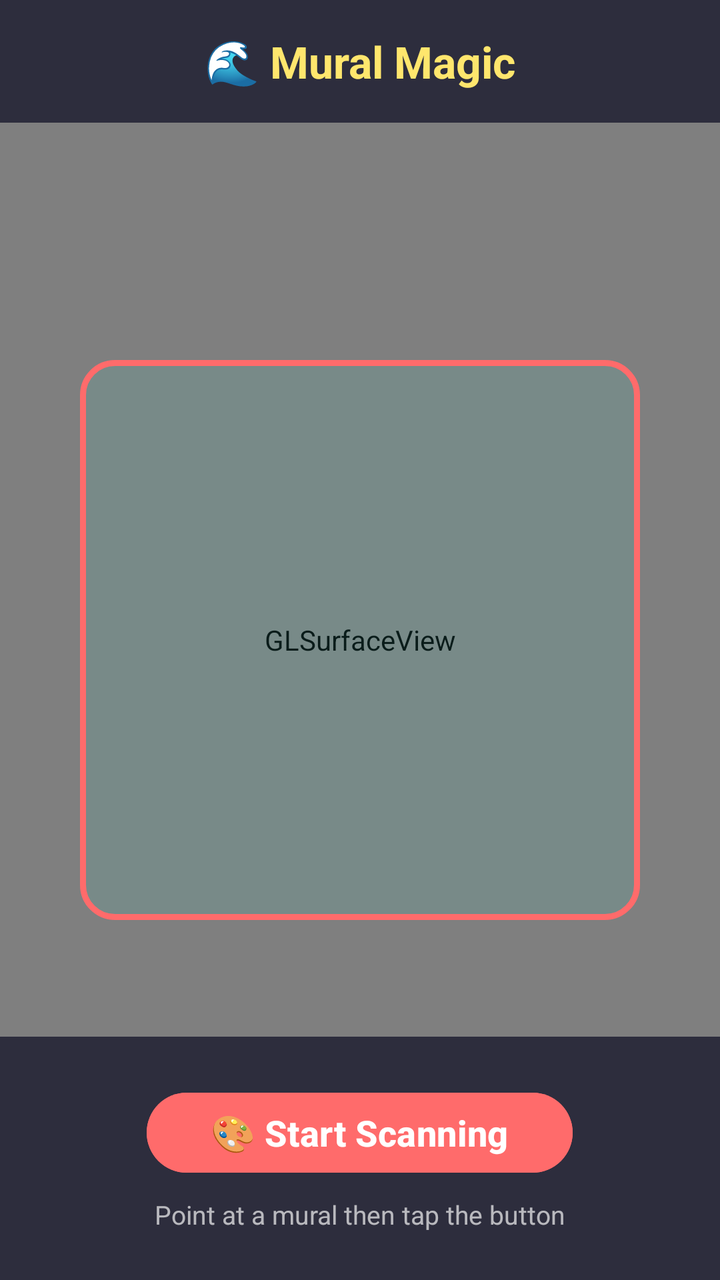
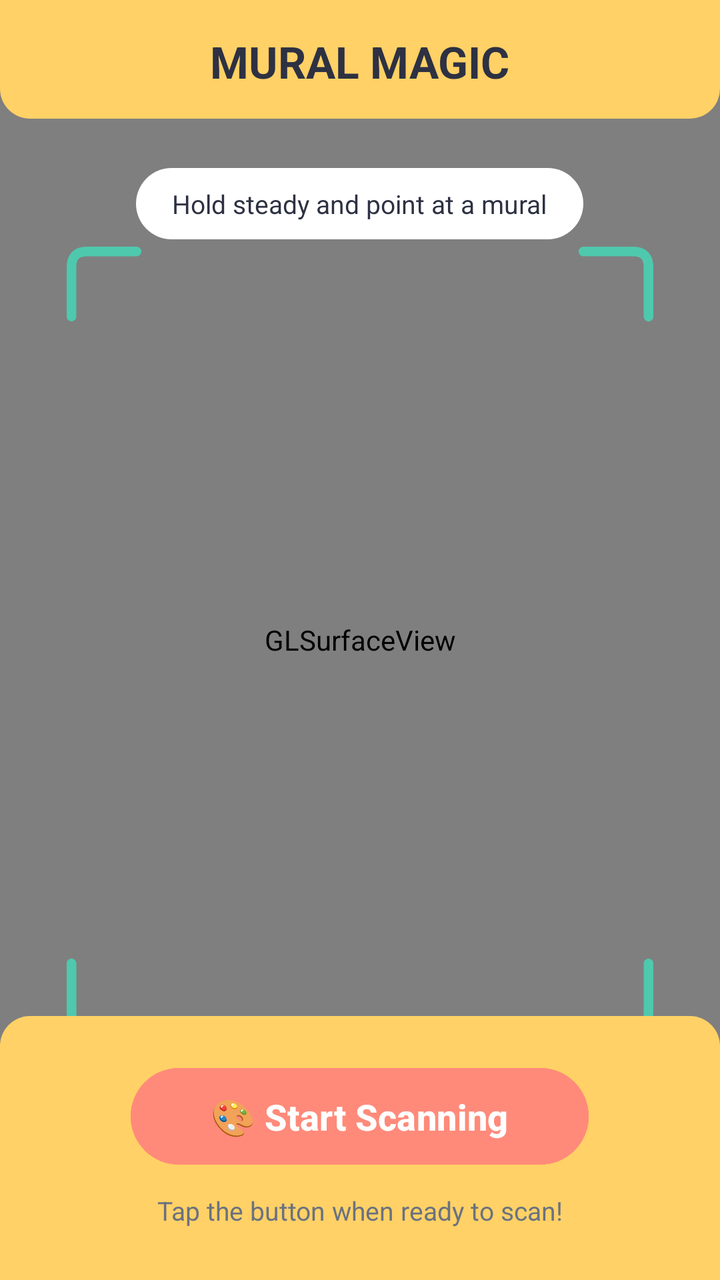

Before-and-after screenshots of an Android layout around one commit, followed by the original layout XML and the change that was made.
<!-- AndroidManifest.xml: application theme Theme.MuralAnimationApp -->
<!-- res/layout/activity_main.xml -->
<?xml version="1.0" encoding="utf-8"?>
<FrameLayout xmlns:android="http://schemas.android.com/apk/res/android"
    android:layout_width="match_parent"
    android:layout_height="match_parent"
    android:background="@color/background">

    <android.opengl.GLSurfaceView
        android:id="@+id/surfaceView"
        android:layout_width="match_parent"
        android:layout_height="match_parent"/>

    
    <LinearLayout
        android:layout_width="match_parent"
        android:layout_height="wrap_content"
        android:layout_gravity="top"
        android:background="#CC1A1A2E"
        android:orientation="vertical"
        android:padding="16dp">

        <TextView
            android:layout_width="wrap_content"
            android:layout_height="wrap_content"
            android:layout_gravity="center"
            android:text="@string/title"
            android:textColor="@color/accent"
            android:textSize="22sp"
            android:textStyle="bold"/>

    </LinearLayout>

    
    <FrameLayout
        android:layout_width="280dp"
        android:layout_height="280dp"
        android:layout_gravity="center">

        <View
            android:id="@+id/scanCorners"
            android:layout_width="match_parent"
            android:layout_height="match_parent"
            android:background="@drawable/scan_border"/>

    </FrameLayout>

    
    <LinearLayout
        android:layout_width="match_parent"
        android:layout_height="wrap_content"
        android:layout_gravity="bottom"
        android:background="#CC1A1A2E"
        android:gravity="center"
        android:orientation="vertical"
        android:padding="24dp">

        <Button
            android:id="@+id/btnScan"
            android:layout_width="wrap_content"
            android:layout_height="wrap_content"
            android:backgroundTint="#FF6B6B"
            android:paddingStart="32dp"
            android:paddingEnd="32dp"
            android:text="@string/start_scan"
            android:textColor="#FFFFFF"
            android:textSize="18sp"
            android:textStyle="bold"/>

        <TextView
            android:layout_width="wrap_content"
            android:layout_height="wrap_content"
            android:layout_marginTop="8dp"
            android:text="@string/scan_instruction4"
            android:textColor="#AAFFFFFF"
            android:textSize="13sp"/>

    </LinearLayout>

</FrameLayout>
<!-- resources referenced by this layout -->
<resources>
  <color name="accent">#FFE66D</color>
  <color name="background">#1A1A2E</color>
  <!-- drawable scan_border (drawable) -->
  <?xml version="1.0" encoding="utf-8"?>
  <shape xmlns:android="http://schemas.android.com/apk/res/android"
      android:shape="rectangle">
      <stroke
          android:width="3dp"
          android:color="#FF6B6B"/>
      <corners android:radius="16dp"/>
      <solid android:color="#224ECDC4"/>
  </shape>
  <string name="scan_instruction4">Point at a mural then tap the button</string>
  <string name="start_scan">🎨 Start Scanning</string>
  <string name="title">🌊 Mural Magic</string>
  <style name="Theme.MuralAnimationApp" parent="Base.Theme.MuralAnimationApp" />
  <style name="Base.Theme.MuralAnimationApp" parent="Theme.Material3.DayNight.NoActionBar">
          
          
      </style>
</resources>

<!-- the commit's change to res/layout/activity_main.xml (unified diff, before → after) -->
@@ -2,44 +2,95 @@
 <FrameLayout xmlns:android="http://schemas.android.com/apk/res/android"
     android:layout_width="match_parent"
     android:layout_height="match_parent"
-    android:background="@color/background">
+    android:background="@color/surface">
 
+    
     <android.opengl.GLSurfaceView
         android:id="@+id/surfaceView"
         android:layout_width="match_parent"
-        android:layout_height="match_parent"/>
+        android:layout_height="match_parent" />
 
     
     <LinearLayout
         android:layout_width="match_parent"
         android:layout_height="wrap_content"
         android:layout_gravity="top"
-        android:background="#CC1A1A2E"
-        android:orientation="vertical"
-        android:padding="16dp">
+        android:background="@drawable/bg_panel_top"
+        android:gravity="center"
+        android:orientation="horizontal"
+        android:paddingTop="16dp"
+        android:paddingBottom="14dp">
 
         <TextView
             android:layout_width="wrap_content"
             android:layout_height="wrap_content"
-            android:layout_gravity="center"
             android:text="@string/title"
-            android:textColor="@color/accent"
+            android:textColor="@color/ink"
             android:textSize="22sp"
-            android:textStyle="bold"/>
+            android:textStyle="bold" />
+
+    </LinearLayout>
+
+    
+    <LinearLayout
+        android:layout_width="wrap_content"
+        android:layout_height="wrap_content"
+        android:layout_gravity="top|center_horizontal"
+        android:layout_marginTop="84dp"
+        android:background="@drawable/bg_tip_pill"
+        android:gravity="center_vertical"
+        android:orientation="horizontal"
+        android:paddingStart="18dp"
+        android:paddingEnd="18dp"
+        android:paddingTop="9dp"
+        android:paddingBottom="9dp">
+
+        <TextView
+            android:layout_width="wrap_content"
+            android:layout_height="wrap_content"
+            android:text="@string/scan_instruction2"
+            android:textColor="@color/ink"
+            android:textSize="13sp"/>
 
     </LinearLayout>
 
     
     <FrameLayout
-        android:layout_width="280dp"
-        android:layout_height="280dp"
+        android:layout_width="300dp"
+        android:layout_height="400dp"
         android:layout_gravity="center">
 
-        <View
-            android:id="@+id/scanCorners"
-            android:layout_width="match_parent"
-            android:layout_height="match_parent"
-            android:background="@drawable/scan_border"/>
+        <ImageView
+            android:layout_width="46dp"
+            android:layout_height="46dp"
+            android:layout_gravity="top|start"
+            android:rotation="0"
+            android:src="@drawable/ic_scan_corner"
+            android:contentDescription="@null" />
+
+        <ImageView
+            android:layout_width="46dp"
+            android:layout_height="46dp"
+            android:layout_gravity="top|end"
+            android:rotation="90"
+            android:src="@drawable/ic_scan_corner"
+            android:contentDescription="@null" />
+
+        <ImageView
+            android:layout_width="46dp"
+            android:layout_height="46dp"
+            android:layout_gravity="bottom|end"
+            android:rotation="180"
+            android:src="@drawable/ic_scan_corner"
+            android:contentDescription="@null" />
+
+        <ImageView
+            android:layout_width="46dp"
+            android:layout_height="46dp"
+            android:layout_gravity="bottom|start"
+            android:rotation="270"
+            android:src="@drawable/ic_scan_corner"
+            android:contentDescription="@null" />
 
     </FrameLayout>
 
@@ -48,30 +99,34 @@
         android:layout_width="match_parent"
         android:layout_height="wrap_content"
         android:layout_gravity="bottom"
-        android:background="#CC1A1A2E"
+        android:background="@drawable/bg_panel_bottom"
         android:gravity="center"
         android:orientation="vertical"
-        android:padding="24dp">
+        android:paddingTop="22dp"
+        android:paddingBottom="26dp">
 
         <Button
             android:id="@+id/btnScan"
             android:layout_width="wrap_content"
             android:layout_height="wrap_content"
-            android:backgroundTint="#FF6B6B"
-            android:paddingStart="32dp"
-            android:paddingEnd="32dp"
+            android:backgroundTint="@color/coral"
+            android:paddingStart="40dp"
+            android:paddingEnd="40dp"
+            android:paddingTop="12dp"
+            android:paddingBottom="12dp"
+            android:stateListAnimator="@null"
             android:text="@string/start_scan"
-            android:textColor="#FFFFFF"
+            android:textColor="@color/surface"
             android:textSize="18sp"
-            android:textStyle="bold"/>
-
+            android:textStyle="bold" />
+        
         <TextView
             android:layout_width="wrap_content"
             android:layout_height="wrap_content"
-            android:layout_marginTop="8dp"
+            android:layout_marginTop="10dp"
             android:text="@string/scan_instruction4"
-            android:textColor="#AAFFFFFF"
-            android:textSize="13sp"/>
+            android:textColor="@color/muted"
+            android:textSize="13sp" />
 
     </LinearLayout>
 
<!-- resource entries referenced after the edit -->
@@ -1,21 +1,57 @@
 <!-- resources referenced by this layout -->
 <resources>
-  <color name="accent">#FFE66D</color>
-  <color name="background">#1A1A2E</color>
-  <!-- drawable scan_border (drawable) -->
+  <color name="coral">#FF8A7A</color>
+  <color name="ink">#2D3142</color>
+  <color name="muted">#6B7280</color>
+  <color name="surface">#FFFFFF</color>
+  <!-- drawable bg_panel_bottom (drawable) -->
   <?xml version="1.0" encoding="utf-8"?>
   <shape xmlns:android="http://schemas.android.com/apk/res/android"
       android:shape="rectangle">
-      <stroke
-          android:width="3dp"
-          android:color="#FF6B6B"/>
-      <corners android:radius="16dp"/>
-      <solid android:color="#224ECDC4"/>
+      <solid android:color="@color/sunshine" />
+      <corners
+          android:topLeftRadius="15dp"
+          android:topRightRadius="15dp" />
   </shape>
-  <string name="scan_instruction4">Point at a mural then tap the button</string>
+  <!-- drawable bg_panel_top (drawable) -->
+  <?xml version="1.0" encoding="utf-8"?>
+  <shape xmlns:android="http://schemas.android.com/apk/res/android"
+      android:shape="rectangle">
+      <solid android:color="@color/sunshine" />
+      <corners
+          android:bottomLeftRadius="15dp"
+          android:bottomRightRadius="15dp" />
+  </shape>
+  <!-- drawable bg_tip_pill (drawable) -->
+  <?xml version="1.0" encoding="utf-8"?>
+  <shape xmlns:android="http://schemas.android.com/apk/res/android"
+      android:shape="rectangle">
+      <solid android:color="@color/surface" />
+      <corners android:radius="22dp" />
+  </shape>
+  <!-- drawable ic_scan_corner (drawable) -->
+  <?xml version="1.0" encoding="utf-8"?>
+  <vector xmlns:android="http://schemas.android.com/apk/res/android"
+      android:width="46dp"
+      android:height="46dp"
+      android:viewportWidth="48"
+      android:viewportHeight="48">
+  
+      <path
+          android:pathData="M6,40 L6,14 Q6,6 14,6 L40,6"
+          android:strokeColor="@color/mint"
+          android:strokeWidth="5"
+          android:strokeLineCap="round"
+          android:strokeLineJoin="round" />
+  
+  </vector>
+  <string name="scan_instruction2">Hold steady and point at a mural</string>
+  <string name="scan_instruction4">Tap the button when ready to scan!</string>
   <string name="start_scan">🎨 Start Scanning</string>
-  <string name="title">🌊 Mural Magic</string>
+  <string name="title">MURAL MAGIC</string>
   <style name="Theme.MuralAnimationApp" parent="Base.Theme.MuralAnimationApp" />
+  <color name="sunshine">#FFD166</color>
+  <color name="mint">#4FC9AE</color>
   <style name="Base.Theme.MuralAnimationApp" parent="Theme.Material3.DayNight.NoActionBar">
           
           
